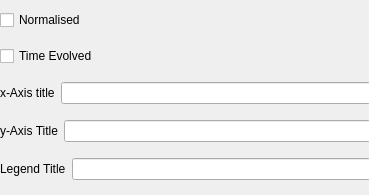
Qt form analysis/devices/widgets/generic.ui (Allyson-Robert/X-LAB_Plotting_Implementations) before a commit.
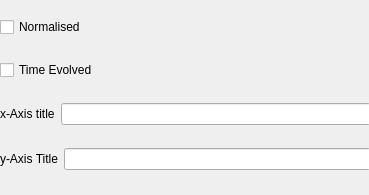
The same form after that commit.

Commit message: legend title should be available for all devices

```diff
--- a/analysis/devices/widgets/generic.ui
+++ b/analysis/devices/widgets/generic.ui
@@ -80,22 +80,7 @@
      </layout>
     </item>
     <item>
-     <layout class="QHBoxLayout" name="horizontalLayout_3">
-      <item>
-       <widget class="QLabel" name="lTitleLabel">
-        <property name="text">
-         <string>Legend Title</string>
-        </property>
-       </widget>
-      </item>
-      <item>
-       <widget class="QLineEdit" name="lTitleLineEdit">
-        <property name="alias" stdset="0">
-         <string>legend_title</string>
-        </property>
-       </widget>
-      </item>
-     </layout>
+     <layout class="QHBoxLayout" name="horizontalLayout_3"/>
     </item>
    </layout>
   </widget>
```
